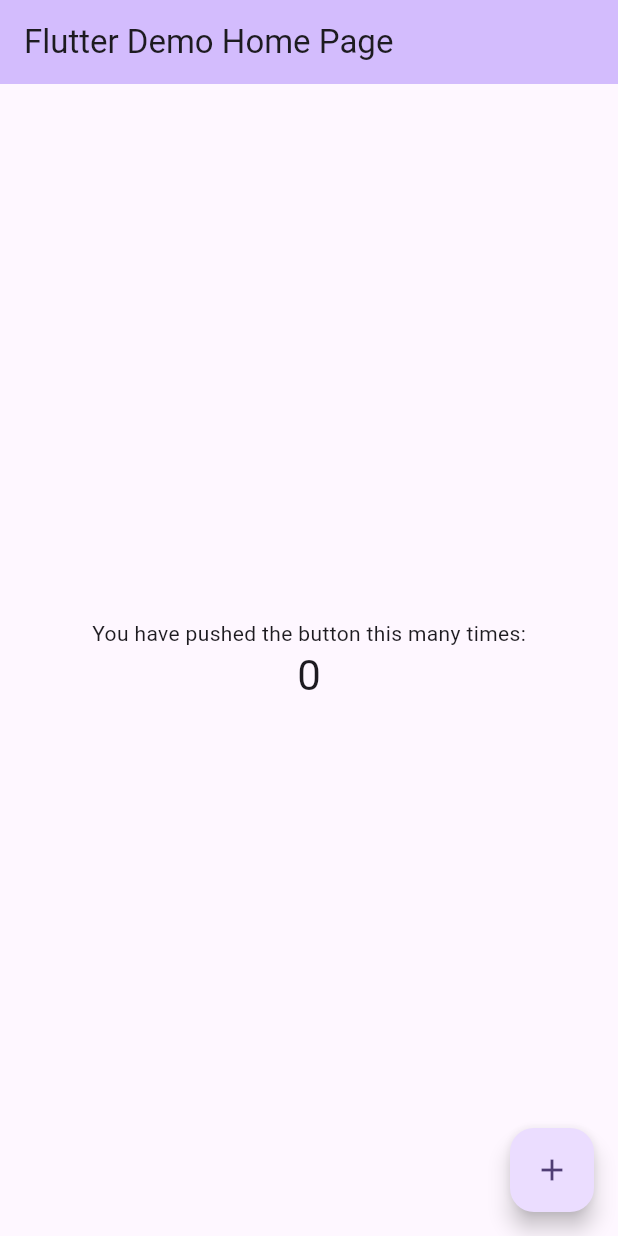
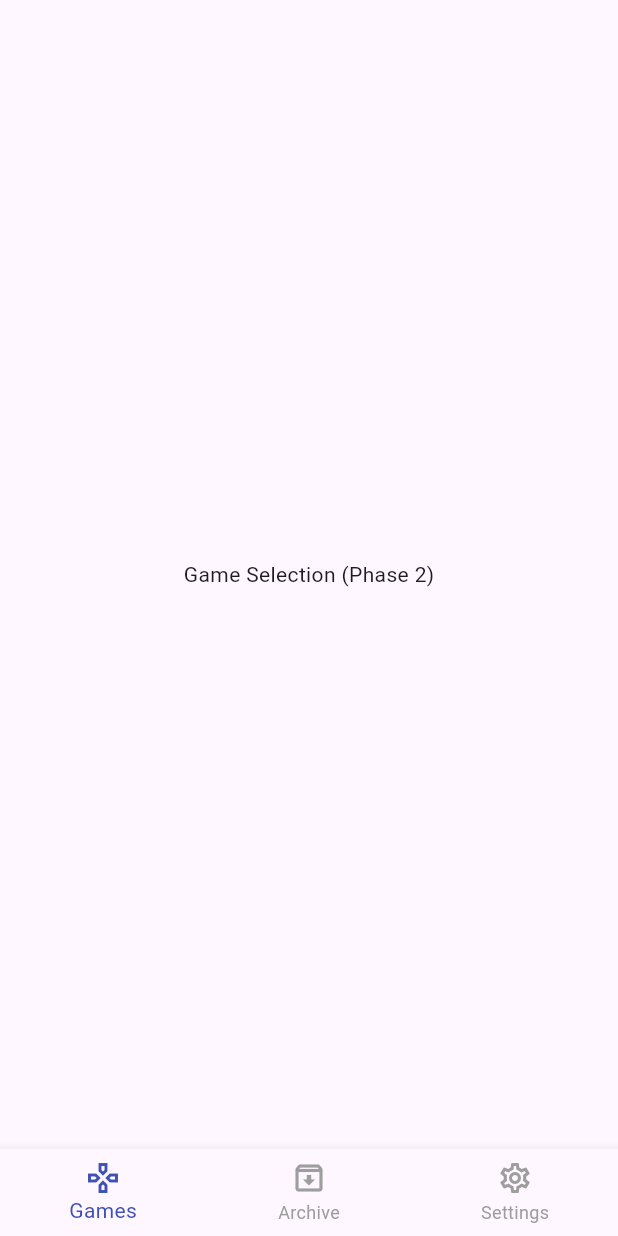
Before and after one commit to Hermit-commits-code/unfinishable-app, a Flutter app: the screen it shows after launch, on a phone screen of 412 x 824 dp. Run offline on Flutter 3.47's test engine with Material 3 defaults, Android fonts, the phone set to English and light mode, and no system bars; Roboto replaces fonts that are missing (OpenSans).

Commit message:
feat(ui): implement main navigation shell and placeholder screens

```diff
--- a/lib/main.dart
+++ b/lib/main.dart
@@ -1,121 +1,82 @@
+// lib/main.dart
+
 import 'package:flutter/material.dart';
 
+import 'screens/archive_screen.dart';
+// Import our placeholder screens (we will create these files next)
+import 'screens/games_screen.dart';
+import 'screens/settings_screen.dart';
+
 void main() {
-  runApp(const MyApp());
+  runApp(const UnfinishableApp());
 }
 
-class MyApp extends StatelessWidget {
-  const MyApp({super.key});
+class UnfinishableApp extends StatelessWidget {
+  const UnfinishableApp({super.key});
 
-  // This widget is the root of your application.
   @override
   Widget build(BuildContext context) {
     return MaterialApp(
-      title: 'Flutter Demo',
+      title: 'Unfinishable App',
       theme: ThemeData(
-        // This is the theme of your application.
-        //
-        // TRY THIS: Try running your application with "flutter run". You'll see
-        // the application has a purple toolbar. Then, without quitting the app,
-        // try changing the seedColor in the colorScheme below to Colors.green
-        // and then invoke "hot reload" (save your changes or press the "hot
-        // reload" button in a Flutter-supported IDE, or press "r" if you used
-        // the command line to start the app).
-        //
-        // Notice that the counter didn't reset back to zero; the application
-        // state is not lost during the reload. To reset the state, use hot
-        // restart instead.
-        //
-        // This works for code too, not just values: Most code changes can be
-        // tested with just a hot reload.
-        colorScheme: .fromSeed(seedColor: Colors.deepPurple),
+        // We'll define the calm, soothing colors later in 0.4
+        primarySwatch: Colors.indigo,
+        visualDensity: VisualDensity.adaptivePlatformDensity,
+        fontFamily:
+            'OpenSans', // Placeholder, we'll configure a custom font later
       ),
-      home: const MyHomePage(title: 'Flutter Demo Home Page'),
+      home: const MainNavigator(),
     );
   }
 }
 
-class MyHomePage extends StatefulWidget {
-  const MyHomePage({super.key, required this.title});
-
-  // This widget is the home page of your application. It is stateful, meaning
-  // that it has a State object (defined below) that contains fields that affect
-  // how it looks.
-
-  // This class is the configuration for the state. It holds the values (in this
-  // case the title) provided by the parent (in this case the App widget) and
-  // used by the build method of the State. Fields in a Widget subclass are
-  // always marked "final".
-
-  final String title;
+class MainNavigator extends StatefulWidget {
+  const MainNavigator({super.key});
 
   @override
-  State<MyHomePage> createState() => _MyHomePageState();
+  State<MainNavigator> createState() => _MainNavigatorState();
 }
 
-class _MyHomePageState extends State<MyHomePage> {
-  int _counter = 0;
+class _MainNavigatorState extends State<MainNavigator> {
+  int _currentIndex = 0;
 
-  void _incrementCounter() {
+  final List<Widget> _screens = [
+    const GamesScreen(), // Index 0: Where the games are played
+    const ArchiveScreen(), // Index 1: Where the logs are stored
+    const SettingsScreen(), // Index 2: App configurations
+  ];
+
+  void _onTabTapped(int index) {
     setState(() {
-      // This call to setState tells the Flutter framework that something has
-      // changed in this State, which causes it to rerun the build method below
-      // so that the display can reflect the updated values. If we changed
-      // _counter without calling setState(), then the build method would not be
-      // called again, and so nothing would appear to happen.
-      _counter++;
+      _currentIndex = index;
     });
   }
 
   @override
   Widget build(BuildContext context) {
-    // This method is rerun every time setState is called, for instance as done
-    // by the _incrementCounter method above.
-    //
-    // The Flutter framework has been optimized to make rerunning build methods
-    // fast, so that you can just rebuild anything that needs updating rather
-    // than having to individually change instances of widgets.
     return Scaffold(
-      appBar: AppBar(
-        // TRY THIS: Try changing the color here to a specific color (to
-        // Colors.amber, perhaps?) and trigger a hot reload to see the AppBar
-        // change color while the other colors stay the same.
-        backgroundColor: Theme.of(context).colorScheme.inversePrimary,
-        // Here we take the value from the MyHomePage object that was created by
-        // the App.build method, and use it to set our appbar title.
-        title: Text(widget.title),
-      ),
-      body: Center(
-        // Center is a layout widget. It takes a single child and positions it
-        // in the middle of the parent.
-        child: Column(
-          // Column is also a layout widget. It takes a list of children and
-          // arranges them vertically. By default, it sizes itself to fit its
-          // children horizontally, and tries to be as tall as its parent.
-          //
-          // Column has various properties to control how it sizes itself and
-          // how it positions its children. Here we use mainAxisAlignment to
-          // center the children vertically; the main axis here is the vertical
-          // axis because Columns are vertical (the cross axis would be
-          // horizontal).
-          //
-          // TRY THIS: Invoke "debug painting" (choose the "Toggle Debug Paint"
-          // action in the IDE, or press "p" in the console), to see the
-          // wireframe for each widget.
-          mainAxisAlignment: .center,
-          children: [
-            const Text('You have pushed the button this many times:'),
-            Text(
-              '$_counter',
-              style: Theme.of(context).textTheme.headlineMedium,
-            ),
-          ],
-        ),
-      ),
-      floatingActionButton: FloatingActionButton(
-        onPressed: _incrementCounter,
-        tooltip: 'Increment',
-        child: const Icon(Icons.add),
+      // We are deliberately leaving the AppBar out of the Scaffold for a cleaner look.
+      // The individual screens (GamesScreen) will have their own titles/headers if needed.
+      body: _screens[_currentIndex],
+      bottomNavigationBar: BottomNavigationBar(
+        currentIndex: _currentIndex,
+        onTap: _onTabTapped,
+        selectedItemColor: Colors.indigo, // Use the primary color
+        unselectedItemColor: Colors.grey,
+        items: const [
+          BottomNavigationBarItem(
+            icon: Icon(Icons.gamepad_outlined),
+            label: 'Games',
+          ),
+          BottomNavigationBarItem(
+            icon: Icon(Icons.archive_outlined),
+            label: 'Archive',
+          ),
+          BottomNavigationBarItem(
+            icon: Icon(Icons.settings_outlined),
+            label: 'Settings',
+          ),
+        ],
       ),
     );
   }
--- /dev/null
+++ b/lib/screens/archive_screen.dart
@@ -0,0 +1,10 @@
+import 'package:flutter/material.dart';
+
+class ArchiveScreen extends StatelessWidget {
+  const ArchiveScreen({super.key});
+
+  @override
+  Widget build(BuildContext context) {
+    return const Center(child: Text('Moment Archive (Phase 2)'));
+  }
+}
--- /dev/null
+++ b/lib/screens/games_screen.dart
@@ -0,0 +1,10 @@
+import 'package:flutter/material.dart';
+
+class GamesScreen extends StatelessWidget {
+  const GamesScreen({super.key});
+
+  @override
+  Widget build(BuildContext context) {
+    return const Center(child: Text('Game Selection (Phase 2)'));
+  }
+}
--- /dev/null
+++ b/lib/screens/settings_screen.dart
@@ -0,0 +1,10 @@
+import 'package:flutter/material.dart';
+
+class SettingsScreen extends StatelessWidget {
+  const SettingsScreen({super.key});
+
+  @override
+  Widget build(BuildContext context) {
+    return const Center(child: Text('App Settings (Phase 3)'));
+  }
+}
```
Also changed, not shown: 1 other file.
